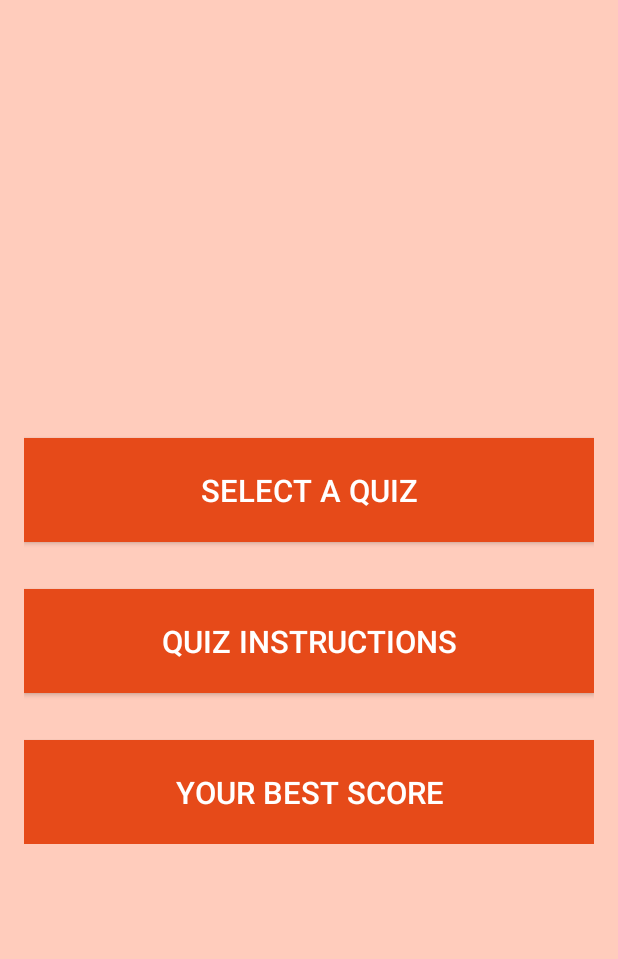
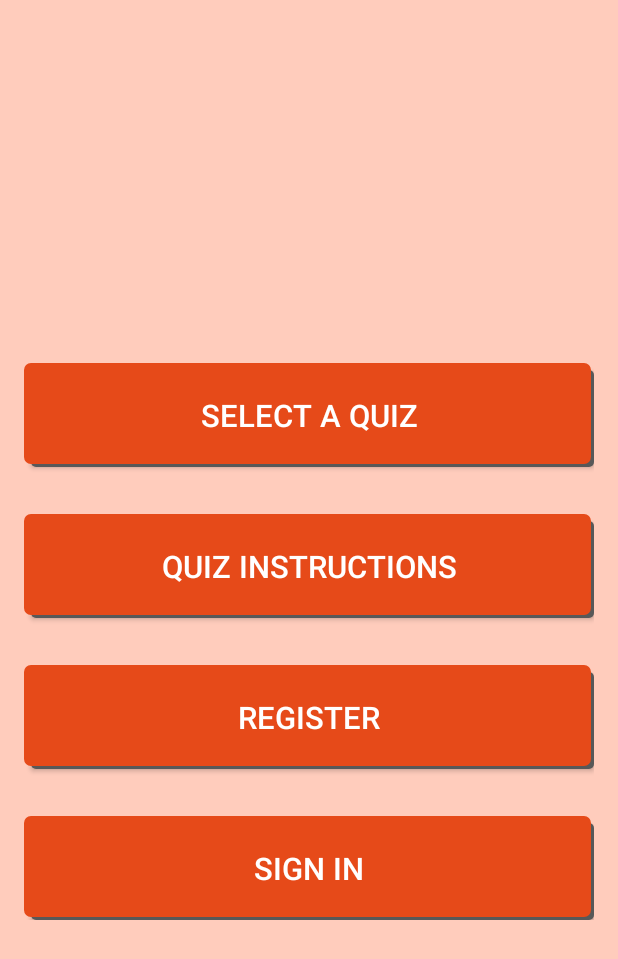
Before and after one commit to Bowen35/MyLifeBalance1.1, an Android app: the screen it shows after launch (QuizMenuActivity), on a phone screen of 412 x 824 dp. Shown: the top 959 px of the screen. Run offline under Robolectric (Android 15) with nearby library versions, the phone set to English and light mode, and no system bars; our stand-ins replace sdp/ssp sizes.

Commit message:
Added shadow to buttons

```diff
--- a/app/src/main/java/com/inducesmile/androidmultiquiz/QuizMenuActivity.java
+++ b/app/src/main/java/com/inducesmile/androidmultiquiz/QuizMenuActivity.java
@@ -46,14 +46,14 @@ public class QuizMenuActivity extends AppCompatActivity {
             }
         });
 
-        Button bestQuiz = (Button)findViewById(R.id.quiz_score_button);
-        assert bestQuiz != null;
-        bestQuiz.setOnClickListener(new View.OnClickListener() {
-            @Override
-            public void onClick(View view) {
-                Intent bestScoreIntent = new Intent(QuizMenuActivity.this, BestScoreActivity.class);
-                startActivity(bestScoreIntent);
-            }
-        });
+//        Button bestQuiz = (Button)findViewById(R.id.quiz_score_button);
+//        assert bestQuiz != null;
+//        bestQuiz.setOnClickListener(new View.OnClickListener() {
+//            @Override
+//            public void onClick(View view) {
+//                Intent bestScoreIntent = new Intent(QuizMenuActivity.this, BestScoreActivity.class);
+//                startActivity(bestScoreIntent);
+//            }
+//        });
     }
 }
--- /dev/null
+++ b/app/src/main/res/drawable/button_selector.xml
@@ -0,0 +1,23 @@
+<?xml version="1.0" encoding="utf-8"?>
+<selector xmlns:android="http://schemas.android.com/apk/res/android">
+    <item>
+        <layer-list>
+            <item android:left="5dp" android:top="5dp">
+                <shape>
+                    <corners android:radius="3dp" />
+                    <solid android:color="#585858" />
+                </shape>
+            </item>
+            <item android:bottom="2dp" android:right="2dp">
+                <shape>
+                    <gradient android:angle="270"
+                        android:endColor="@color/colorPrimaryDark" android:startColor="@color/colorPrimaryDark" />
+                    <stroke android:width="1dp" android:color="@color/colorPrimaryDark" />
+                    <corners android:radius="4dp" />
+                    <padding android:bottom="20dp" android:left="20dp"
+                        android:right="1dp" android:top="1dp" />
+                </shape>
+            </item>
+        </layer-list>
+    </item>
+</selector>
--- a/app/src/main/res/layout/activity_quiz_menu.xml
+++ b/app/src/main/res/layout/activity_quiz_menu.xml
@@ -19,10 +19,11 @@
         android:orientation="vertical">
 
         <Button
+            android:id="@+id/start_quiz_button"
             android:layout_width="match_parent"
             android:layout_height="wrap_content"
             android:layout_marginTop="@dimen/_24sdp"
-            android:background="@color/colorPrimaryDark"
+            android:background="@drawable/button_selector"
             android:padding="@dimen/_16sdp"
             android:text="@string/select_quiz"
             android:textColor="@color/icons"
@@ -33,20 +34,31 @@
             android:layout_width="match_parent"
             android:layout_height="wrap_content"
             android:layout_marginTop="@dimen/_24sdp"
-            android:background="@color/colorPrimaryDark"
+            android:background="@drawable/button_selector"
             android:padding="@dimen/_16sdp"
             android:text="@string/quiz_instruction"
             android:textColor="@color/icons"
             android:textSize="@dimen/_16sdp" />
 
         <Button
-            android:id="@+id/quiz_score_button"
+            android:id="@+id/register_button"
             android:layout_width="match_parent"
             android:layout_height="wrap_content"
             android:layout_marginTop="@dimen/_24sdp"
-            android:background="@color/colorPrimaryDark"
+            android:background="@drawable/button_selector"
             android:padding="@dimen/_16sdp"
-            android:text="@string/your_best_score"
+            android:text="@string/register"
+            android:textColor="@color/icons"
+            android:textSize="@dimen/_16sdp" />
+
+        <Button
+            android:id="@+id/sign_in_button"
+            android:layout_width="match_parent"
+            android:layout_height="wrap_content"
+            android:layout_marginTop="@dimen/_24sdp"
+            android:background="@drawable/button_selector"
+            android:padding="@dimen/_16sdp"
+            android:text="@string/sign_in"
             android:textColor="@color/icons"
             android:textSize="@dimen/_16sdp" />
 
--- a/app/src/main/res/values/strings.xml
+++ b/app/src/main/res/values/strings.xml
@@ -6,7 +6,7 @@
     <string name="your_best_score">Your Best Score</string>
     <string name="quiz_user_score_table">QUIZ TOP SCORERS</string>
     <string name="total_best_score">93%</string>
-    <string name="quiz_category">Quiz Category</string>
+    <string name="quiz_category">Quiz Categories</string>
     <string name="sports">Sport Category</string>
     <string name="question_title">Question</string>
     <string name="question">What is the highest mountain in the world right now?</string>
@@ -24,4 +24,6 @@
     <string name="quiz_result_analysis">Quiz Result Analysis</string>
     <string name="no_quiz_in_category">There is no quiz in this category. Add a new quiz</string>
     <string name="home_button">Quiz Home</string>
+    <string name="register">Register</string>
+    <string name="sign_in">Sign In</string>
 </resources>
```
